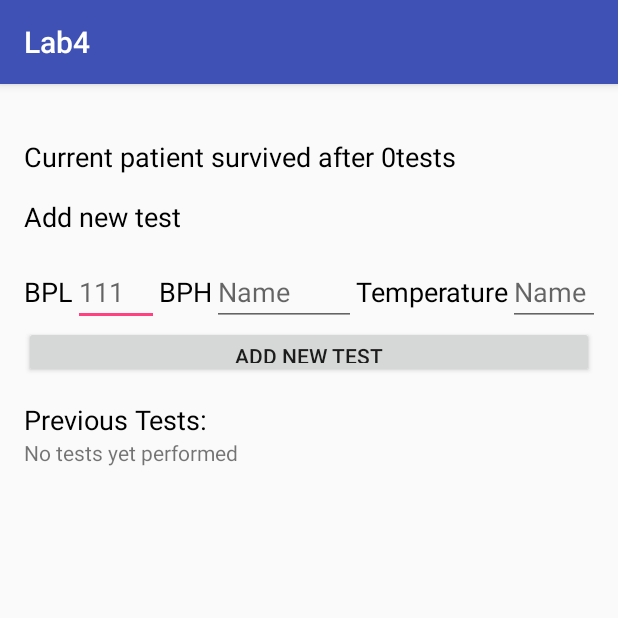
After one commit to Riml/comp304-lab4, an Android app: the AddTest screen opened directly, with no data from a screen before it, on a phone screen of 412 x 824 dp, the top half of it. The commit adds this screen. Run offline under Robolectric (Android 15) with nearby library versions, the phone set to English and light mode, and no system bars; 4 statements that could not run were skipped.

Commit message:
tests View added

```diff
--- a/app/src/main/AndroidManifest.xml
+++ b/app/src/main/AndroidManifest.xml
@@ -19,6 +19,7 @@
         <activity android:name=".DbViewer" />
         <activity android:name=".AddPatient" />
         <activity android:name=".NurseView" />
+        <activity android:name=".AddTest"></activity>
     </application>
 
 </manifest>
--- /dev/null
+++ b/app/src/main/java/com/comp304/group1/lab4/AddTest.java
@@ -0,0 +1,74 @@
+package com.comp304.group1.lab4;
+
+import android.content.ContentValues;
+import android.support.v7.app.AppCompatActivity;
+import android.os.Bundle;
+import android.util.Log;
+import android.view.View;
+import android.widget.TextView;
+import android.widget.Toast;
+
+import java.util.ArrayList;
+import java.util.List;
+
+public class AddTest extends AppCompatActivity {
+
+    TextView testsDataView;
+    TextView totalTestsView;
+    int patientID;
+    int lastTestID;
+    final String fields[] = {"test_id","BPL","BPL","temperature","patient_id"};
+    final String record[] = new String[5];
+    private DatabaseManager db;
+
+
+    @Override
+    protected void onCreate(Bundle savedInstanceState) {
+        super.onCreate(savedInstanceState);
+        setContentView(R.layout.activity_add_test);
+
+
+        testsDataView=(TextView)findViewById(R.id.txtTestData);
+        totalTestsView=(TextView)findViewById(R.id.txtTotalTests);
+        DatabaseManager db = new DatabaseManager(this);
+
+        //retrive patient id from intent
+        patientID=10;
+        List table = db.getTable("tbl_test");
+        totalTestsView.setText("Current patient survived after "+table.size()+"tests");
+        lastTestID=1;
+        if(table.size() !=0 ) {
+            lastTestID = (int) ((ArrayList) (table.get(table.size() - 1))).get(0);
+            for (Object o : table) {
+                ArrayList row = (ArrayList)o;
+                // Writing table to log
+                String output="";
+                for (int i=0;i<row.size();i++)
+                {
+                    output+= row.get(i).toString() + " ";
+                    output+="\n";
+                }
+                testsDataView.setText(output);
+
+            }
+        }
+
+    }
+
+    public void onClickAddTest(View v){
+
+        if(((TextView)findViewById(R.id.inputBPL)).getText().toString().length() <1 ){
+            Toast.makeText(getApplicationContext(),"Please fill required fields",Toast.LENGTH_SHORT).show();
+            return;
+        }
+        record[1]= ((TextView)findViewById(R.id.inputBPL)).getText().toString();
+        record[2]=((TextView)findViewById(R.id.inputBPH)).getText().toString();
+        record[3]=((TextView)findViewById(R.id.inputTemp)).getText().toString();
+        record[4]=Integer.toString(patientID);
+
+        ContentValues values = new ContentValues();
+
+        db.addRecord(values, "tbl_test", fields,record);
+
+    }
+}
--- a/app/src/main/java/com/comp304/group1/lab4/MainActivity.java
+++ b/app/src/main/java/com/comp304/group1/lab4/MainActivity.java
@@ -37,5 +37,6 @@ public class MainActivity extends AppCompatActivity {
     public void nurseClick(View v){
         Intent i = new Intent(MainActivity.this, NurseView.class);
         startActivity(i);
+
     }
 }
--- /dev/null
+++ b/app/src/main/res/layout-land/activity_add_test.xml
@@ -0,0 +1,13 @@
+<?xml version="1.0" encoding="utf-8"?>
+<RelativeLayout xmlns:android="http://schemas.android.com/apk/res/android"
+    xmlns:tools="http://schemas.android.com/tools"
+    android:id="@+id/activity_add_test"
+    android:layout_width="match_parent"
+    android:layout_height="match_parent"
+    android:paddingBottom="@dimen/activity_vertical_margin"
+    android:paddingLeft="@dimen/activity_horizontal_margin"
+    android:paddingRight="@dimen/activity_horizontal_margin"
+    android:paddingTop="@dimen/activity_vertical_margin"
+    tools:context="com.comp304.group1.lab4.AddTest">
+
+</RelativeLayout>
--- /dev/null
+++ b/app/src/main/res/layout/activity_add_test.xml
@@ -0,0 +1,123 @@
+<?xml version="1.0" encoding="utf-8"?>
+<LinearLayout xmlns:android="http://schemas.android.com/apk/res/android"
+    xmlns:tools="http://schemas.android.com/tools"
+    android:id="@+id/activity_add_test"
+    android:layout_width="match_parent"
+    android:layout_height="match_parent"
+    android:orientation="vertical"
+    android:paddingBottom="@dimen/activity_vertical_margin"
+    android:paddingLeft="@dimen/activity_horizontal_margin"
+    android:paddingRight="@dimen/activity_horizontal_margin"
+    android:paddingTop="@dimen/activity_vertical_margin"
+    tools:context="com.comp304.group1.lab4.AddTest"
+    android:weightSum="1">
+
+
+    <TextView
+        android:text="Current patient survived after:"
+        android:layout_width="wrap_content"
+        android:layout_height="wrap_content"
+        android:layout_marginTop="20dp"
+        android:id="@+id/txtTotalTests"
+        android:layout_alignParentTop="true"
+        android:layout_alignParentStart="true"
+        android:textSize="18sp"
+        android:textColor="@android:color/background_dark" />
+
+    <TextView
+        android:text="Add new test"
+        android:layout_width="wrap_content"
+        android:layout_height="wrap_content"
+        android:id="@+id/textView9"
+        android:layout_below="@+id/txtTotalTests"
+        android:layout_alignParentStart="true"
+        android:layout_marginTop="15dp"
+        android:textSize="18sp"
+        android:textColor="@android:color/background_dark" />
+
+    <LinearLayout
+        android:orientation="horizontal"
+        android:layout_width="wrap_content"
+        android:layout_height="wrap_content"
+        android:layout_below="@+id/txtTotalTests"
+        android:layout_alignParentEnd="true"
+        android:layout_marginTop="15dp">
+
+        <TextView
+            android:text="BPL"
+            android:layout_width="wrap_content"
+            android:layout_height="wrap_content"
+            android:id="@+id/textView6"
+            android:textSize="18sp"
+            android:textColor="@android:color/background_dark" />
+
+        <EditText
+            android:layout_width="57dp"
+            android:layout_height="wrap_content"
+            android:inputType="textPersonName"
+            android:text="111"
+            android:ems="10"
+            android:id="@+id/inputBPL"
+            android:textColor="?attr/colorControlNormal" />
+
+        <TextView
+            android:text="BPH"
+            android:layout_width="wrap_content"
+            android:layout_height="wrap_content"
+            android:id="@+id/textView7"
+            android:textColor="@android:color/background_dark"
+            android:textSize="18sp" />
+
+        <EditText
+            android:layout_width="96dp"
+            android:layout_height="wrap_content"
+            android:inputType="textPersonName"
+            android:text="Name"
+            android:ems="10"
+            android:id="@+id/inputBPH"
+            android:textColor="?attr/colorControlNormal" />
+
+        <TextView
+            android:text="Temperature"
+            android:layout_width="wrap_content"
+            android:layout_height="wrap_content"
+            android:id="@+id/textView8"
+            android:textColor="@android:color/background_dark"
+            android:textSize="18sp" />
+
+        <EditText
+            android:layout_width="97dp"
+            android:layout_height="wrap_content"
+            android:inputType="textPersonName"
+            android:text="Name"
+            android:ems="10"
+            android:id="@+id/inputTemp"
+            android:textColor="?attr/colorControlNormal" />
+
+    </LinearLayout>
+
+    <Button
+        android:text="Add new test"
+        android:layout_width="match_parent"
+        android:layout_height="30dp"
+        android:id="@+id/btnNewTest"
+        android:layout_weight="0.01" />
+
+    <TextView
+        android:text="Previous Tests:"
+        android:layout_width="match_parent"
+        android:layout_height="wrap_content"
+        android:id="@+id/textView10"
+        android:layout_marginTop="15dp"
+        android:layout_below="@+id/linearLayout"
+        android:layout_alignParentStart="true"
+        android:textColor="@android:color/background_dark"
+        android:textSize="18sp" />
+
+    <TextView
+        android:text="No tests yet performed"
+        android:layout_width="match_parent"
+        android:layout_height="wrap_content"
+        android:id="@+id/txtTestData" />
+
+</LinearLayout>
--- a/app/src/main/res/values/strings.xml
+++ b/app/src/main/res/values/strings.xml
@@ -2,7 +2,7 @@
     <string name="app_name">Lab4</string>
     <string name="txtChooseDB">Choose Database to work with:</string>
 
-    //Nurse  view
+    //Nurse view
     <string name="txtNurseChoose">What would you like to do?</string>
     <string name="txtCreateNewPatient">Add Patient</string>
     <string name="txtViewPatients">View Patients</string>
```
